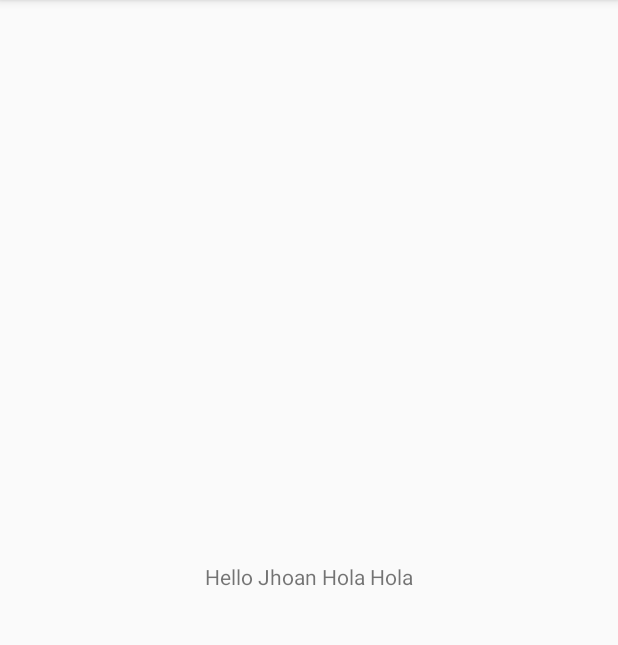
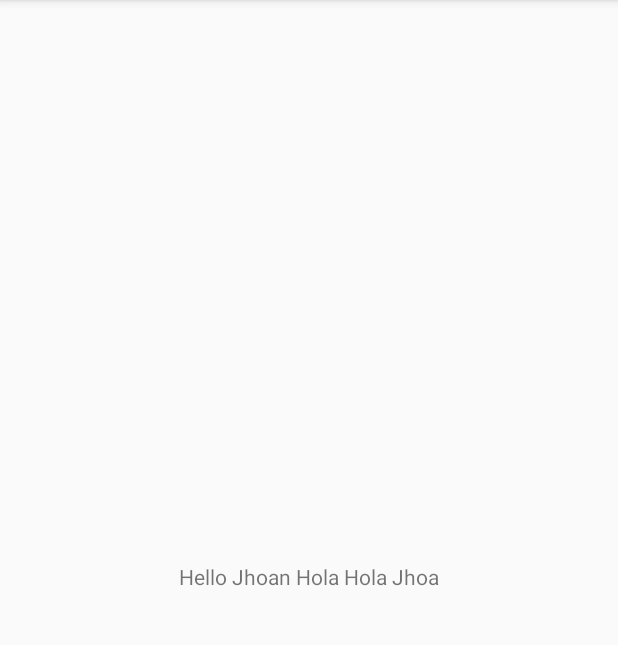
Before and after one commit to JWars8/tomatecinco, an Android app: the screen it shows after launch (MainActivity), on a phone screen of 412 x 824 dp, the part 84-729 px from its top. Run offline under Robolectric (Android 15) with nearby library versions, the phone set to English and light mode, and no system bars.

Commit message:
cambio desde nolocal prueba3

```diff
--- a/app/src/main/res/layout/activity_main.xml
+++ b/app/src/main/res/layout/activity_main.xml
@@ -9,7 +9,7 @@
     <TextView
         android:layout_width="wrap_content"
         android:layout_height="wrap_content"
-        android:text="Hello Jhoan Hola Hola"
+        android:text="Hello Jhoan Hola Hola Jhoa"
         app:layout_constraintBottom_toBottomOf="parent"
         app:layout_constraintLeft_toLeftOf="parent"
         app:layout_constraintRight_toRightOf="parent"
```
